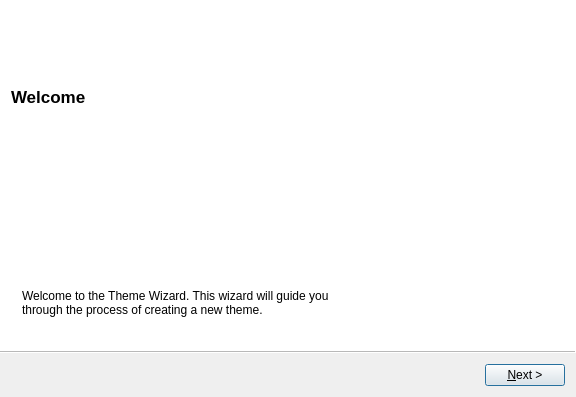
Qt form resources/forms/themewizard.ui (zonArt/openlp) before a commit.
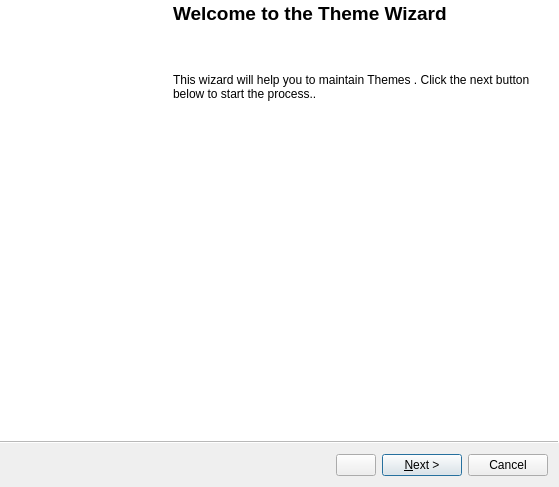
The same form after that commit. Icons and pictures are not drawn.

```diff
--- a/resources/forms/themewizard.ui
+++ b/resources/forms/themewizard.ui
@@ -1,15 +1,13 @@
-<ui version="4.0" >
- <class>ThemeWizard</class>
- <widget class="QWizard" name="ThemeWizard" >
-  <property name="windowModality" >
-   <enum>Qt::ApplicationModal</enum>
-  </property>
-  <property name="geometry" >
+<?xml version="1.0" encoding="UTF-8"?>
+<ui version="4.0">
+ <class>Wizard</class>
+ <widget class="QWizard" name="Wizard">
+  <property name="geometry">
    <rect>
     <x>0</x>
     <y>0</y>
-    <width>576</width>
-    <height>397</height>
+    <width>559</width>
+    <height>487</height>
    </rect>
   </property>
   <property name="windowTitle" >
@@ -21,32 +19,112 @@
   <property name="wizardStyle" >
    <enum>QWizard::ModernStyle</enum>
   </property>
-  <property name="options" >
-   <set>QWizard::DisabledBackButtonOnLastPage|QWizard::IndependentPages|QWizard::NoBackButtonOnStartPage|QWizard::NoCancelButton</set>
+  <property name="options">
+   <set>QWizard::HaveCustomButton1|QWizard::NoBackButtonOnStartPage</set>
   </property>
-  <widget class="QWizardPage" name="WelcomePage" >
-   <property name="title" >
-    <string>Welcome</string>
+  <widget class="QWizardPage" name="WelcomePage">
+   <property name="title">
+    <string/>
    </property>
    <property name="subTitle" >
     <string/>
    </property>
-   <widget class="QLabel" name="WelcomeLabel" >
-    <property name="geometry" >
-     <rect>
-      <x>20</x>
-      <y>100</y>
-      <width>341</width>
-      <height>31</height>
-     </rect>
+   <layout class="QHBoxLayout" name="WelcomeLayout">
+    <property name="spacing">
+     <number>8</number>
     </property>
-    <property name="text" >
-     <string>Welcome to the Theme Wizard. This wizard will guide you through the process of creating a new theme.</string>
+    <property name="margin">
+     <number>0</number>
     </property>
-    <property name="wordWrap" >
-     <bool>true</bool>
-    </property>
-   </widget>
+    <item>
+     <widget class="QLabel" name="ImportBibleImage">
+      <property name="minimumSize">
+       <size>
+        <width>163</width>
+        <height>0</height>
+       </size>
+      </property>
+      <property name="maximumSize">
+       <size>
+        <width>163</width>
+        <height>16777215</height>
+       </size>
+      </property>
+      <property name="lineWidth">
+       <number>0</number>
+      </property>
+      <property name="text">
+       <string/>
+      </property>
+      <property name="pixmap">
+       <pixmap resource="../images/openlp-2.qrc">:/wizards/wizard_importbible.bmp</pixmap>
+      </property>
+      <property name="indent">
+       <number>0</number>
+      </property>
+     </widget>
+    </item>
+    <item>
+     <layout class="QVBoxLayout" name="WelcomePageLayout">
+      <property name="spacing">
+       <number>8</number>
+      </property>
+      <item>
+       <widget class="QLabel" name="TitleLabel">
+        <property name="text">
+         <string>&lt;!DOCTYPE HTML PUBLIC &quot;-//W3C//DTD HTML 4.0//EN&quot; &quot;http://www.w3.org/TR/REC-html40/strict.dtd&quot;&gt;
+&lt;html&gt;&lt;head&gt;&lt;meta name=&quot;qrichtext&quot; content=&quot;1&quot; /&gt;&lt;style type=&quot;text/css&quot;&gt;
+p, li { white-space: pre-wrap; }
+&lt;/style&gt;&lt;/head&gt;&lt;body style=&quot; font-family:'Sans Serif'; font-size:9pt; font-weight:400; font-style:normal;&quot;&gt;
+&lt;p style=&quot; margin-top:0px; margin-bottom:0px; margin-left:0px; margin-right:0px; -qt-block-indent:0; text-indent:0px;&quot;&gt;&lt;span style=&quot; font-size:14pt; font-weight:600;&quot;&gt;Welcome to the Theme Wizard&lt;/span&gt;&lt;/p&gt;&lt;/body&gt;&lt;/html&gt;</string>
+        </property>
+       </widget>
+      </item>
+      <item>
+       <spacer name="WelcomeTopSpacer">
+        <property name="orientation">
+         <enum>Qt::Vertical</enum>
+        </property>
+        <property name="sizeType">
+         <enum>QSizePolicy::Fixed</enum>
+        </property>
+        <property name="sizeHint" stdset="0">
+         <size>
+          <width>20</width>
+          <height>40</height>
+         </size>
+        </property>
+       </spacer>
+      </item>
+      <item>
+       <widget class="QLabel" name="InformationLabel">
+        <property name="text">
+         <string>This wizard will help you to maintain Themes . Click the next button below to start the process..</string>
+        </property>
+        <property name="wordWrap">
+         <bool>true</bool>
+        </property>
+        <property name="margin">
+         <number>10</number>
+        </property>
+       </widget>
+      </item>
+      <item>
+       <spacer name="WelcomeBottomSpacer">
+        <property name="orientation">
+         <enum>Qt::Vertical</enum>
+        </property>
+        <property name="sizeHint" stdset="0">
+         <size>
+          <width>20</width>
+          <height>40</height>
+         </size>
+        </property>
+       </spacer>
+      </item>
+     </layout>
+    </item>
+   </layout>
   </widget>
   <widget class="QWizardPage" name="NamePage" >
    <property name="title" >
```
Left out of the diff: 794 changed lines with no effect on the pictures.
